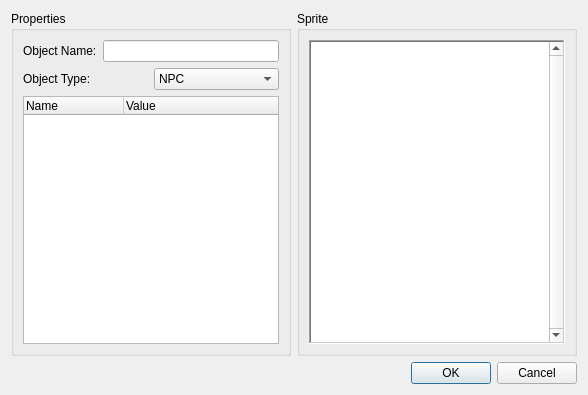
Qt form ObjectEditor.ui (Preece/TGL) before a commit.
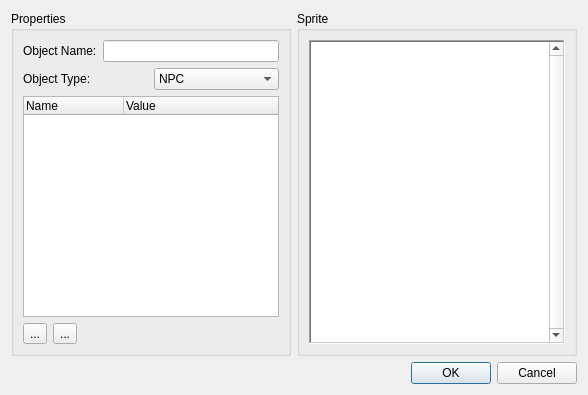
The same form after that commit. Icons and pictures are not drawn.

Commit message: Fixed #28. Continuing work on the custom data storage and retrieval

Patch:
```diff
--- a/ObjectEditor.ui
+++ b/ObjectEditor.ui
@@ -109,6 +109,45 @@
           </column>
          </widget>
         </item>
+        <item>
+         <layout class="QHBoxLayout" name="horizontalLayout_3">
+          <item>
+           <widget class="QToolButton" name="addCustomButton">
+            <property name="text">
+             <string>...</string>
+            </property>
+            <property name="icon">
+             <iconset resource="Icons.qrc">
+              <normaloff>:/Icons/Icons/addvalue.png</normaloff>:/Icons/Icons/addvalue.png</iconset>
+            </property>
+           </widget>
+          </item>
+          <item>
+           <widget class="QToolButton" name="removeCustomButton">
+            <property name="text">
+             <string>...</string>
+            </property>
+            <property name="icon">
+             <iconset resource="Icons.qrc">
+              <normaloff>:/Icons/Icons/removevalue.png</normaloff>:/Icons/Icons/removevalue.png</iconset>
+            </property>
+           </widget>
+          </item>
+          <item>
+           <spacer name="horizontalSpacer">
+            <property name="orientation">
+             <enum>Qt::Horizontal</enum>
+            </property>
+            <property name="sizeHint" stdset="0">
+             <size>
+              <width>40</width>
+              <height>20</height>
+             </size>
+            </property>
+           </spacer>
+          </item>
+         </layout>
+        </item>
        </layout>
       </widget>
      </item>
```
Left out of the diff: 6 changed lines with no effect on the pictures. The commit also changes 6 other files.
